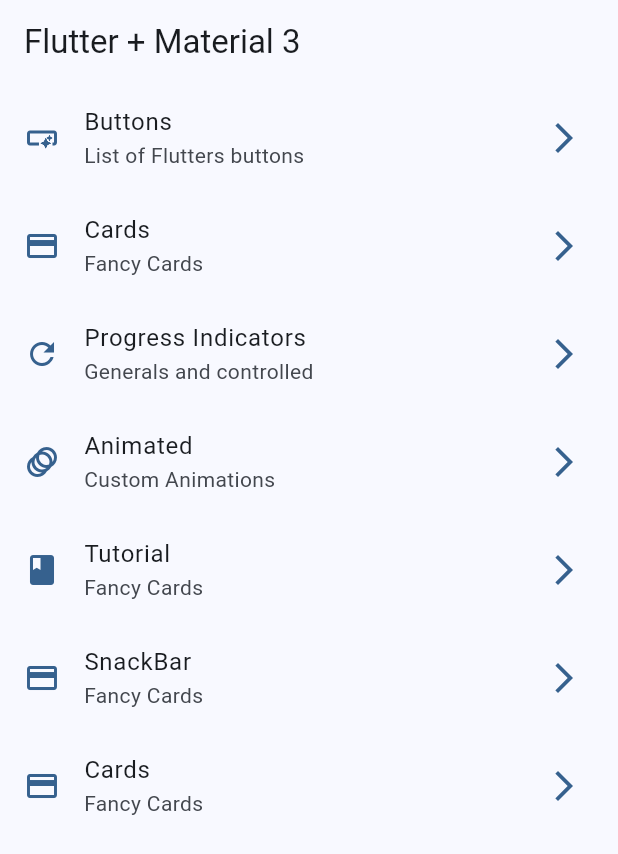
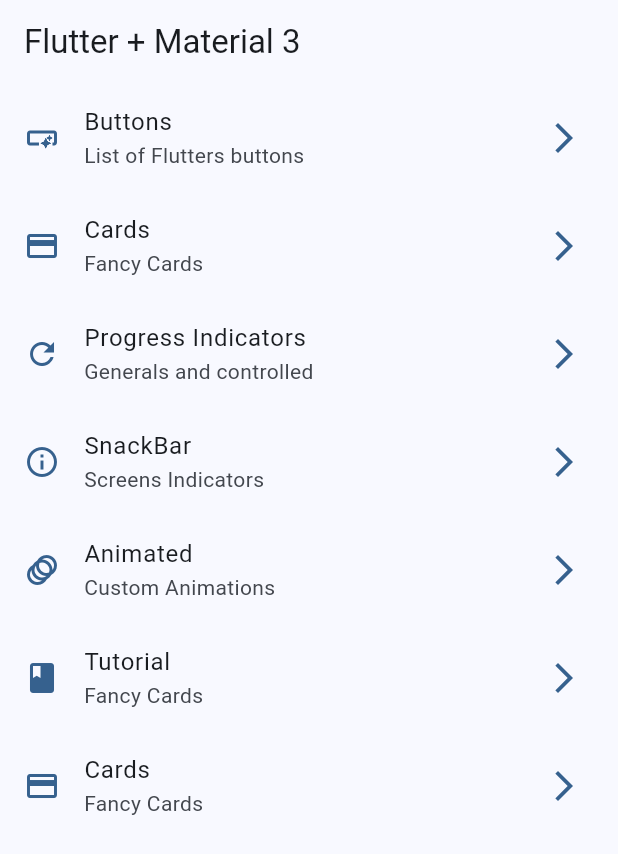
Before and after one commit to pablin202/widgets_app_flutter, a Flutter app: the screen it shows after launch, on a phone screen of 412 x 824 dp. Shown: the top 854 px of the screen. Run offline on Flutter 3.47's test engine with Material 2 defaults, Android fonts, the phone set to English and light mode, and no system bars; our stand-ins replace go_router.

```diff
--- a/lib/config/menu/menu_items.dart
+++ b/lib/config/menu/menu_items.dart
@@ -30,6 +30,11 @@ const appMenuItems = <MenuItem>[
       link: '/progress',
       icon: Icons.refresh_outlined),
   MenuItem(
+      title: 'SnackBar',
+      subTitle: 'Screens Indicators',
+      link: '/snackbar',
+      icon: Icons.info_outline),
+  MenuItem(
       title: 'Animated',
       subTitle: 'Custom Animations',
       link: '/animated',
@@ -40,11 +45,6 @@ const appMenuItems = <MenuItem>[
       link: '/tutorial',
       icon: Icons.book),
   MenuItem(
-      title: 'SnackBar',
-      subTitle: 'Fancy Cards',
-      link: '/snackbar',
-      icon: Icons.credit_card),
-  MenuItem(
       title: 'Cards',
       subTitle: 'Fancy Cards',
       link: '/cards',
```
Also changed, not shown: lib/presentation/screens/snackbar/snackbar_screen.dart (+16 -1 lines).
